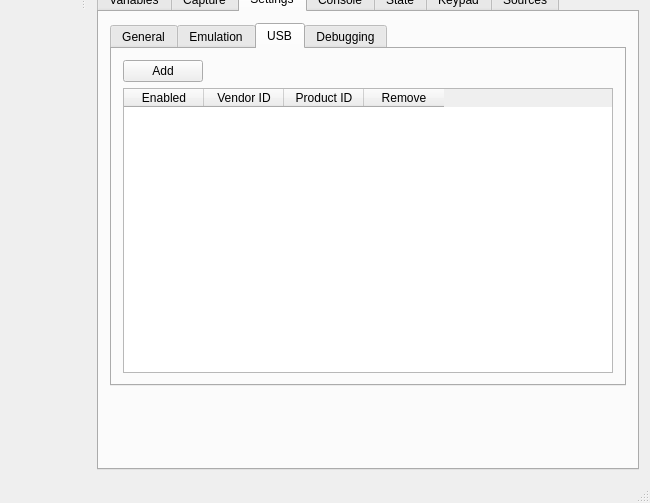
Qt form gui/qt/mainwindow.ui (CE-Programming/CEmu) before a commit; both pictures show x 360 to 1010 and y 502 to 1005 of the 1010 by 1005 pixel window.
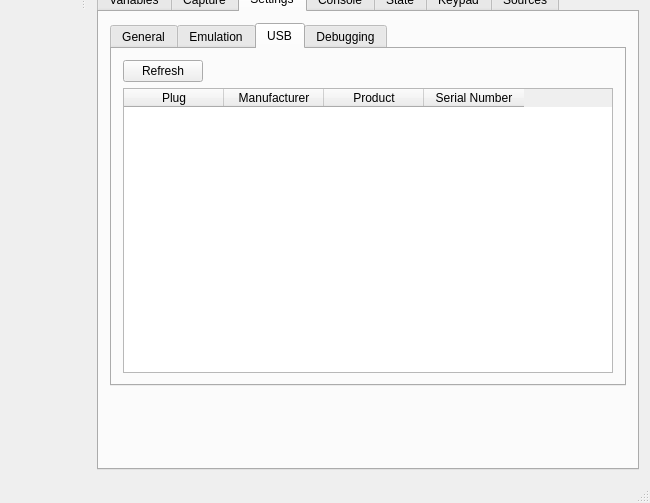
The same form after that commit. The open tabs and pages were chosen to show the change. Icons and pictures are not drawn. Custom widgets are drawn as their Qt base class.

```diff
--- a/gui/qt/mainwindow.ui
+++ b/gui/qt/mainwindow.ui
@@ -8876,7 +8876,7 @@
                <enum>Qt::NoFocus</enum>
               </property>
               <property name="text">
-               <string>Add</string>
+               <string>Refresh</string>
               </property>
               <property name="icon">
                <iconset resource="resources.qrc">
@@ -8886,8 +8886,14 @@
             </item>
             <item>
              <widget class="QTableWidget" name="usbTable">
+              <property name="selectionBehavior">
+               <enum>QAbstractItemView::SelectRows</enum>
+              </property>
+              <property name="textElideMode">
+               <enum>Qt::ElideRight</enum>
+              </property>
               <attribute name="horizontalHeaderDefaultSectionSize">
-               <number>80</number>
+               <number>100</number>
               </attribute>
               <attribute name="horizontalHeaderMinimumSectionSize">
                <number>30</number>
@@ -8903,22 +8909,22 @@
               </attribute>
               <column>
                <property name="text">
-                <string>Enabled</string>
+                <string>Plug</string>
                </property>
               </column>
               <column>
                <property name="text">
-                <string>Vendor ID</string>
+                <string>Manufacturer</string>
                </property>
               </column>
               <column>
                <property name="text">
-                <string>Product ID</string>
+                <string>Product</string>
                </property>
               </column>
               <column>
                <property name="text">
-                <string>Remove</string>
+                <string>Serial Number</string>
                </property>
               </column>
              </widget>
```
Left out of the diff: 4 changed lines with no effect on the pictures.
